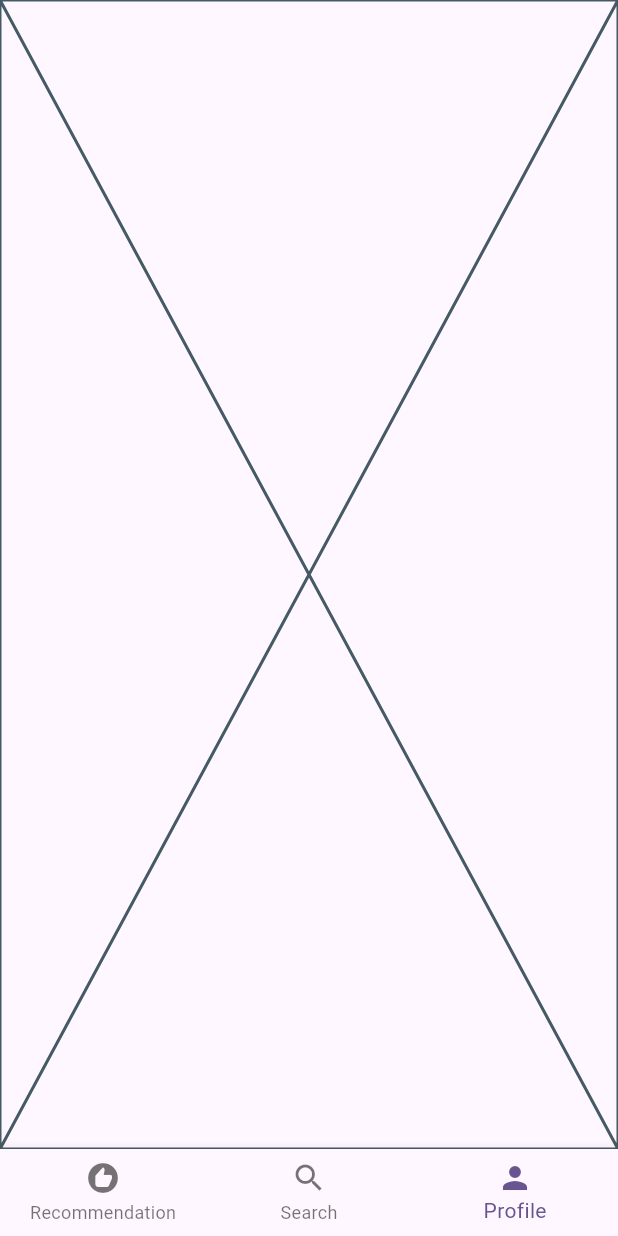
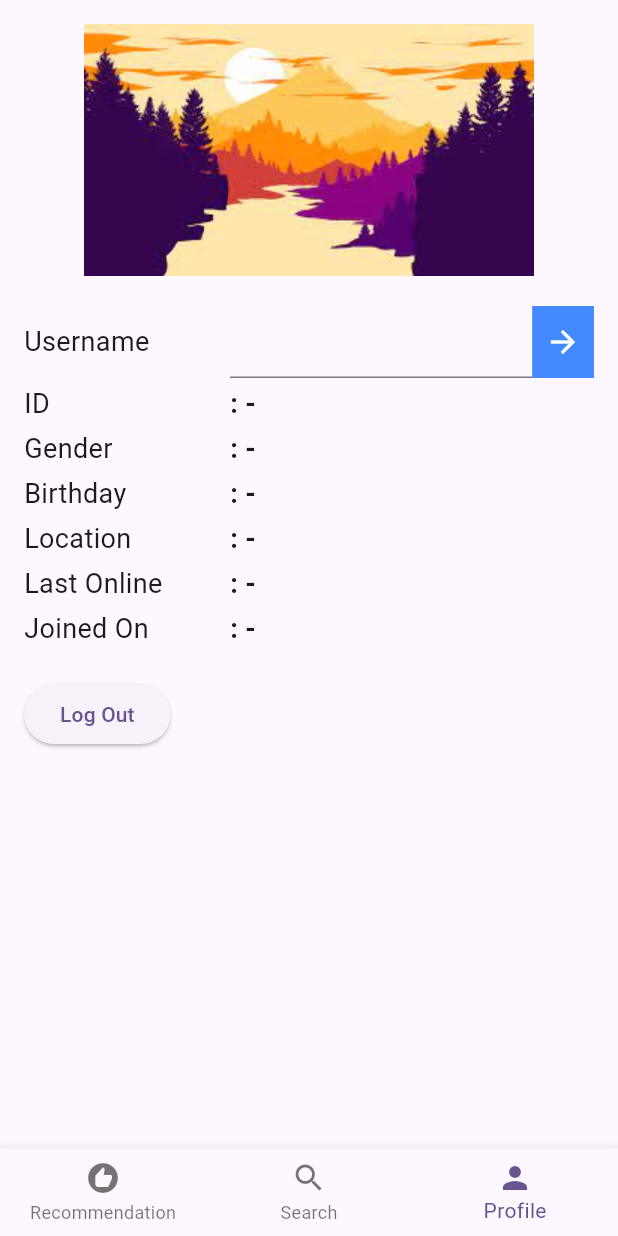
Before and after one commit to roberika/anime_recommender_system, a Flutter app: the screen it shows after launch, item 3 of the bottom bar chosen, on a phone screen of 412 x 824 dp. Run offline on Flutter 3.47's test engine with Material 3 defaults, Android fonts, the phone set to English and light mode, and no system bars; our stand-ins replace animated_splash_screen; accounts and stored records are empty.

Commit message:
Finished profile screen

```diff
--- a/lib/models/anime.dart
+++ b/lib/models/anime.dart
@@ -0,0 +1,12 @@
+import 'dart:convert';
+
+class Anime{
+  final String id;
+  final String name;
+
+  Anime({
+    required this.id,
+    required this.name,
+  });
+
+}
--- a/lib/models/user.dart
+++ b/lib/models/user.dart
@@ -1,3 +1,40 @@
 class User {
-  String username;
+  final String id;
+  final String username;
+  final String? imageURL;
+  final String linkURL;
+  final String lastOnline;
+  final String gender;
+  final String birthday;
+  final String location;
+  final String joined;
+
+  User({
+    required this.id,
+    required this.username,
+    required this.imageURL,
+    required this.linkURL,
+    required this.lastOnline,
+    required this.gender,
+    required this.birthday,
+    required this.location,
+    required this.joined,
+  });
+
+  factory User.fromJson(Map<String, dynamic> json) {
+    json = json["data"];
+    var user =  User(
+              id: json["mal_id"].toString(),
+              username: json["username"],
+              imageURL: json["images"] == null ? null : json["images"]["jpg"]["image_url"],
+              linkURL: json["url"],
+              lastOnline: json["last_online"],
+              gender: json["gender"] ?? "Unknown",
+              birthday: json["birthday"] == null ? "Unknown" : DateTime.parse(json["birthday"])
+                  .toLocal()
+                  .toString(),
+              location: json["location"] ?? "Unknown",
+              joined: DateTime.parse(json["joined"]).toLocal().toString());
+    return user;
+  }
 }
--- a/lib/screens/profile_screen.dart
+++ b/lib/screens/profile_screen.dart
@@ -1,4 +1,11 @@
+import 'dart:convert';
+
 import 'package:flutter/material.dart';
+import 'package:rkmdaa/widgets/profile_image.dart';
+import 'package:rkmdaa/widgets/profile_info_item.dart';
+import 'package:http/http.dart' as http;
+
+import '../models/user.dart';
 
 class ProfileScreen extends StatefulWidget {
   const ProfileScreen({super.key});
@@ -8,8 +15,132 @@ class ProfileScreen extends StatefulWidget {
 }
 
 class _ProfileScreenState extends State<ProfileScreen> {
+  final TextEditingController usernameController = TextEditingController();
+  User? user;
+  String? username;
+
+  void retrieveUser() async {
+    final response = await http.get(
+      Uri.parse(
+          'https://api.jikan.moe/v4/users/' + usernameController.value.text),
+    );
+    if (response.statusCode == 200) {
+      setState(() {
+        user = User.fromJson(jsonDecode(response.body) as Map<String, dynamic>);
+      });
+    } else {
+      throw Exception('Failed to retrive user.');
+    }
+    build(context);
+  }
+
+  User getUser() {
+    if (user == null) {
+      return User(
+        id: "-",
+        username: "-",
+        imageURL: null,
+        linkURL: "https://myanimelist.net/panel.php",
+        lastOnline: "-",
+        gender: "-",
+        birthday: "-",
+        location: "-",
+        joined: "-",
+      );
+    } else {
+      return user!;
+    }
+  }
+
   @override
   Widget build(BuildContext context) {
-    return const Placeholder();
+    return Scaffold(
+        body: Padding(
+      padding: const EdgeInsets.all(16.0),
+      child: Column(
+        children: [
+          ProfileImage(
+            imageURL: getUser().imageURL,
+            linkURL: getUser().linkURL,
+          ),
+          SizedBox(
+            height: 20,
+          ),
+          Row(
+            children: [
+              SizedBox(
+                width: MediaQuery.of(context).size.width / 3,
+                child: Text(
+                  "Username",
+                  style: TextStyle(
+                    fontSize: 18,
+                    fontWeight: FontWeight.normal,
+                  ),
+                ),
+              ),
+              Expanded(
+                child: TextField(
+                  style: TextStyle(
+                    fontSize: 18,
+                    fontWeight: FontWeight.bold,
+                  ),
+                  controller: usernameController,
+                ),
+              ),
+              SizedBox(
+                width: MediaQuery.of(context).size.width / 10,
+                child: Container(
+                  color: Colors.blueAccent,
+                  child: IconButton(
+                      icon: Icon(Icons.arrow_forward, color: Colors.white),
+                      onPressed: retrieveUser),
+                ),
+              ),
+            ],
+          ),
+          SizedBox(
+            height: 4,
+          ),
+          ProfileInfoItem(label: "ID", value: getUser().id),
+          SizedBox(
+            height: 4,
+          ),
+          ProfileInfoItem(label: "Gender", value: getUser().gender),
+          SizedBox(
+            height: 4,
+          ),
+          ProfileInfoItem(label: "Birthday", value: getUser().birthday),
+          SizedBox(
+            height: 4,
+          ),
+          ProfileInfoItem(label: "Location", value: getUser().location),
+          SizedBox(
+            height: 4,
+          ),
+          ProfileInfoItem(label: "Last Online", value: getUser().lastOnline),
+          SizedBox(
+            height: 4,
+          ),
+          ProfileInfoItem(label: "Joined On", value: getUser().joined),
+          SizedBox(
+            height: 20,
+          ),
+          Row(
+            children: [
+              ElevatedButton(
+                onPressed: () {
+                  if (username != null) {
+                    setState(() {
+                      username = null;
+                    });
+                  }
+                },
+                child: Text("Log Out"),
+              ),
+            ],
+          ),
+        ],
+      ),
+    ));
   }
 }
--- /dev/null
+++ b/lib/widgets/profile_image.dart
@@ -0,0 +1,29 @@
+import 'package:flutter/material.dart';
+import 'package:url_launcher/url_launcher.dart';
+
+class ProfileImage extends StatefulWidget {
+  ProfileImage({super.key, required this.imageURL, required this.linkURL});
+  String? imageURL;
+  String linkURL;
+  @override
+  State<ProfileImage> createState() => _ProfileImageState();
+}
+
+class _ProfileImageState extends State<ProfileImage> {
+  _launchURL() async {
+    final Uri _url = Uri.parse(widget.linkURL);
+    if (!await launchUrl(_url)) {
+      throw Exception('Could not launch $_url');
+    }
+  }
+
+  @override
+  Widget build(BuildContext context) {
+    return GestureDetector(
+      onTap: _launchURL,
+      child: widget.imageURL == null
+          ? Image.asset("images/placeholder_profile_picture.jpeg")
+          : Image.network(widget.imageURL!),
+    );
+  }
+}
--- /dev/null
+++ b/lib/widgets/profile_info_item.dart
@@ -0,0 +1,43 @@
+import 'package:flutter/material.dart';
+
+class ProfileInfoItem extends StatefulWidget {
+  ProfileInfoItem({
+    super.key,
+    required String label,
+    String? value
+  }) : _label = label, _value = value;
+
+  final String _label;
+  String? _value;
+
+  @override
+  State<ProfileInfoItem> createState() => _ProfileInfoItemState();
+}
+
+class _ProfileInfoItemState extends State<ProfileInfoItem> {
+  @override
+  Widget build(BuildContext context) {
+    return Row(
+      children: [
+        SizedBox(
+          width: MediaQuery.of(context).size.width / 3,
+          child: Text(
+            widget._label,
+            style: TextStyle(
+                fontSize: 18,
+                fontWeight: FontWeight.normal,
+            ),
+          ),
+        ),
+        Expanded(
+          child: Text(
+            ': ${widget._value}',
+            style: TextStyle(
+              fontSize: 18,
+              fontWeight: FontWeight.bold,)
+          ),
+        ),
+      ],
+    );
+  }
+}
--- a/pubspec.yaml
+++ b/pubspec.yaml
@@ -36,6 +36,8 @@ dependencies:
   # Use with the CupertinoIcons class for iOS style icons.
   cupertino_icons: ^1.0.2
   animated_splash_screen: ^1.3.0
+  url_launcher: ^6.2.2
+  http: ^1.1.2
 
 dev_dependencies:
   flutter_test:
```
Also changed, not shown: images/placeholder_profile_picture.jpeg (added), pubspec.lock, 5 other files.
